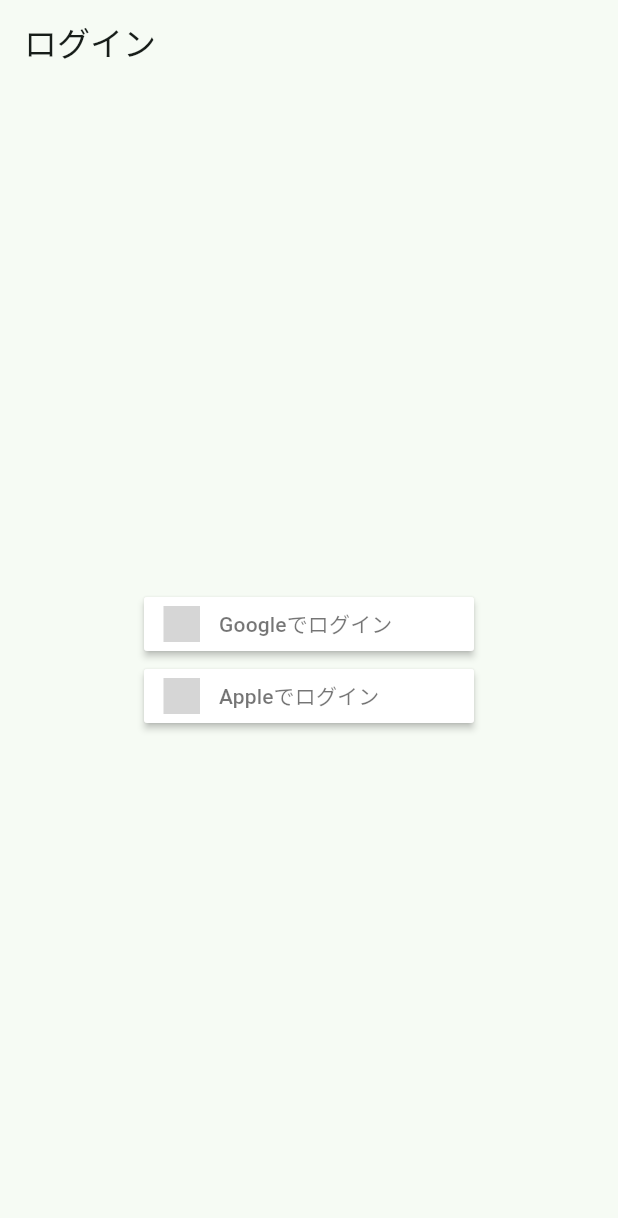
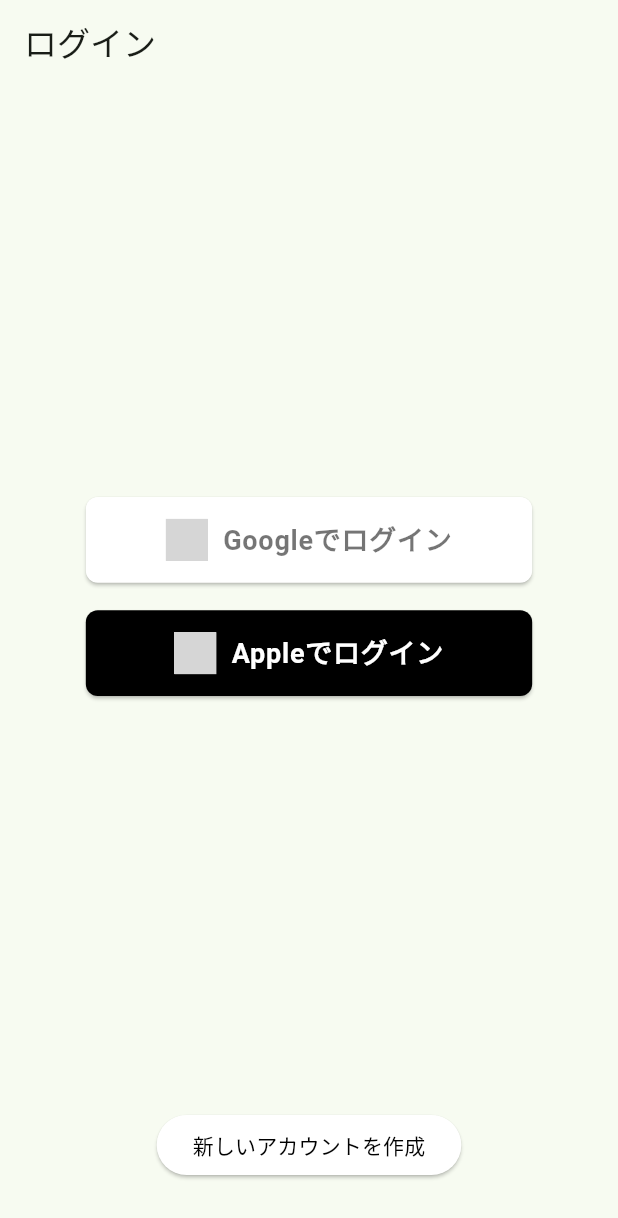
Before and after one commit to tarofess/green_heart, a Flutter app: the screen it shows after launch, on a phone screen of 412 x 824 dp. Shown: the top 1218 px of the screen. Run offline on Flutter 3.47's test engine with Material 3 defaults, Android fonts, the light colour scheme and no system bars; our stand-ins replace auth_buttons, firebase_auth, firebase_core, firebase_crashlytics, flutter_screenutil, go_router and 3 more; accounts and stored records are empty; generated files the repository leaves out were written again; Roboto replaces fonts that are missing (MPLUSRounded1c-Regular); grey boxes are pictures that could not be loaded.

Commit message:
ログインボタンのデザイン変更

```diff
--- a/lib/presentation/page/login_page.dart
+++ b/lib/presentation/page/login_page.dart
@@ -1,6 +1,8 @@
+import 'package:auth_buttons/auth_buttons.dart';
 import 'package:flutter/material.dart';
-import 'package:flutter_signin_button/button_list.dart';
-import 'package:flutter_signin_button/button_view.dart';
+import 'package:flutter_screenutil/flutter_screenutil.dart';
+
+import 'package:go_router/go_router.dart';
 import 'package:green_heart/application/state/auth_provider.dart';
 import 'package:green_heart/presentation/dialog/error_dialog.dart';
 import 'package:hooks_riverpod/hooks_riverpod.dart';
@@ -14,13 +16,19 @@
       appBar: AppBar(
         title: const Text('ログイン'),
       ),
-      body: Center(
+      body: Column(
+        children: [
+          Expanded(
+            child: Center(
               child: Column(
                 mainAxisAlignment: MainAxisAlignment.center,
                 children: [
-            SignInButton(
-              Buttons.Google,
-              text: "Googleでログイン",
+                  GoogleAuthButton(
+                    text: 'Googleでログイン',
+                    style: AuthButtonStyle(
+                      width: 260.r,
+                      height: 50.r,
+                    ),
                     onPressed: () async {
                       try {
                         await ref.read(googleSignInUseCaseProvider).execute();
@@ -35,9 +43,13 @@
                       }
                     },
                   ),
-            SignInButton(
-              Buttons.Apple,
-              text: "Appleでログイン",
+                  SizedBox(height: 16.r),
+                  AppleAuthButton(
+                    text: 'Appleでログイン',
+                    style: AuthButtonStyle(
+                      width: 260.r,
+                      height: 50.r,
+                    ),
                     onPressed: () async {
                       try {
                         await ref.read(appleSignInUseCaseProvider).execute();
@@ -55,6 +67,22 @@
                 ],
               ),
             ),
+          ),
+          Padding(
+            padding: EdgeInsets.only(bottom: 32.r),
+            child: ElevatedButton(
+              style: ElevatedButton.styleFrom(
+                backgroundColor: Colors.white,
+                foregroundColor: Colors.black,
+              ),
+              child: const Text('新しいアカウントを作成'),
+              onPressed: () {
+                context.go('singup');
+              },
+            ),
+          ),
+        ],
+      ),
     );
   }
 }
--- /dev/null
+++ b/lib/presentation/page/signup_page.dart
@@ -0,0 +1,13 @@
+import 'package:flutter/material.dart';
+import 'package:hooks_riverpod/hooks_riverpod.dart';
+
+class SignUpPage extends ConsumerWidget {
+  const SignUpPage({super.key});
+
+  @override
+  Widget build(BuildContext context, WidgetRef ref) {
+    return Scaffold(
+      body: Container(),
+    );
+  }
+}
--- a/lib/presentation/router/router.dart
+++ b/lib/presentation/router/router.dart
@@ -3,6 +3,7 @@
 import 'package:green_heart/presentation/page/home_page.dart';
 import 'package:green_heart/presentation/page/login_page.dart';
 import 'package:green_heart/presentation/page/route_page.dart';
+import 'package:green_heart/presentation/page/signup_page.dart';
 
 final GoRouter router = GoRouter(
   routes: <RouteBase>[
@@ -24,6 +25,12 @@
             return const LoginPage();
           },
         ),
+        GoRoute(
+          path: 'signup',
+          builder: (BuildContext context, GoRouterState state) {
+            return const SignUpPage();
+          },
+        ),
       ],
     ),
   ],
--- a/lib/presentation/theme/default_theme.dart
+++ b/lib/presentation/theme/default_theme.dart
@@ -2,7 +2,7 @@
 
 ThemeData createDefaultTheme() {
   return ThemeData(
-    colorScheme: ColorScheme.fromSeed(seedColor: Colors.greenAccent),
+    colorScheme: ColorScheme.fromSeed(seedColor: Colors.green),
     fontFamily: 'MPLUSRounded1c-Regular',
     useMaterial3: true,
   );
--- a/pubspec.yaml
+++ b/pubspec.yaml
@@ -44,7 +44,7 @@
   google_sign_in:
   sign_in_with_apple:
   crypto:
-  flutter_signin_button:
+  auth_buttons:
   image_picker:
   path_provider:
   path:
```
Lines whose indentation alone changed are shown as unchanged.
